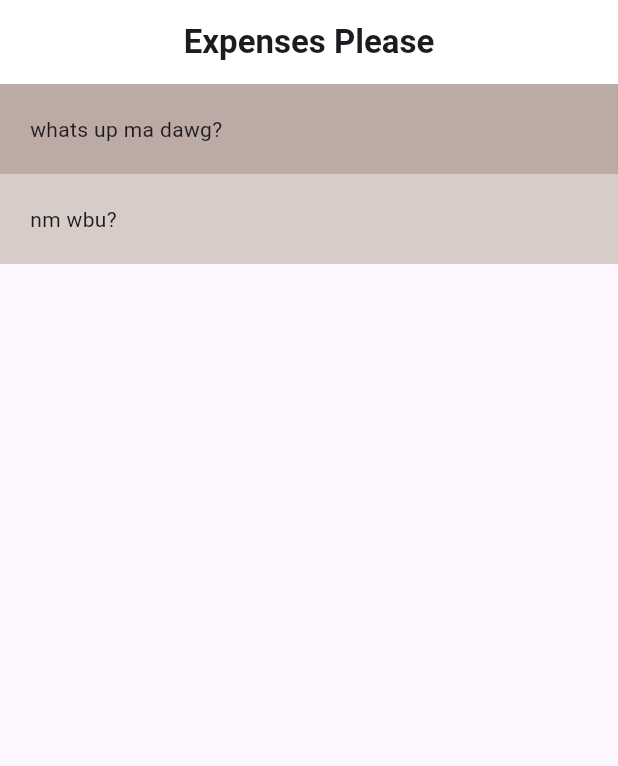
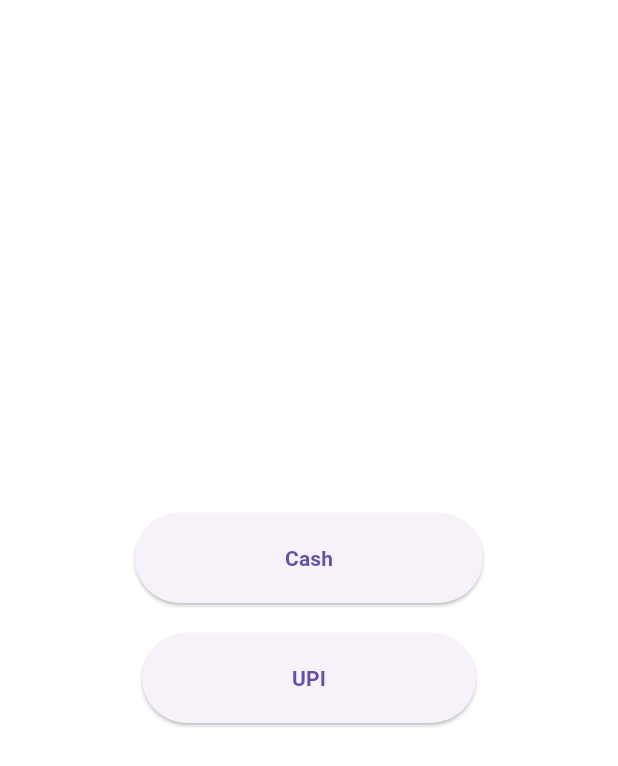
Before and after one commit to NotArchiveData/ExpenseApp, a Flutter app: the screen it shows after launch, on a phone screen of 412 x 824 dp. Shown: the top 766 px of the screen. Run offline on Flutter 3.47's test engine with Material 3 defaults, Android fonts, the light colour scheme and no system bars.

Commit message:
added two primary buttons

```diff
--- a/lib/home.dart
+++ b/lib/home.dart
@@ -5,31 +5,35 @@ class Home extends StatelessWidget {
 
   @override
   Widget build(BuildContext context) {
-    return Scaffold(
-      appBar: AppBar(
-        title: const Text('Expenses Please', style: TextStyle(
-          fontWeight: FontWeight.bold,
-        ),),
-        backgroundColor: Colors.white,
-        centerTitle: true,
-      ),
+    return Center(
+      child:
+        Column(
+          mainAxisAlignment: MainAxisAlignment.center,
 
-      body: Column(
-        crossAxisAlignment: CrossAxisAlignment.stretch,
-        children: [
-          Container(
-            color: Colors.brown[200],
-            padding: const EdgeInsets.all(20),
-            child: const Text("whats up ma dawg?")
-          ),
+          children: [
+            ElevatedButton(
+              onPressed: () {},
+              style: ElevatedButton.styleFrom(
+                padding: EdgeInsets.fromLTRB(100,20,100,20),
+              ),
+              child: Text("Cash", style: TextStyle(
+                fontWeight: FontWeight.bold,
+              ),),
+            ),
 
-          Container(
-            color: Colors.brown[100],
-            padding: const EdgeInsets.all(20),
-            child: const Text("nm wbu?")
-          )
-        ],
-      )
+            SizedBox(height: 20,),
+
+            ElevatedButton(
+              onPressed: () {},
+              style: ElevatedButton.styleFrom(
+                padding: EdgeInsets.fromLTRB(100,20,100,20),
+              ),
+              child: Text("UPI", style: TextStyle(
+                fontWeight: FontWeight.bold,
+              ),),
+            ),
+          ]
+        )
     );
   }
 }
--- a/lib/main.dart
+++ b/lib/main.dart
@@ -12,10 +12,6 @@ class Sandbox extends StatelessWidget {
 
   @override
   Widget build(BuildContext context) {
-    return const Scaffold(
-
-
-
-    );
+    return const Placeholder();
   }
 }
```
